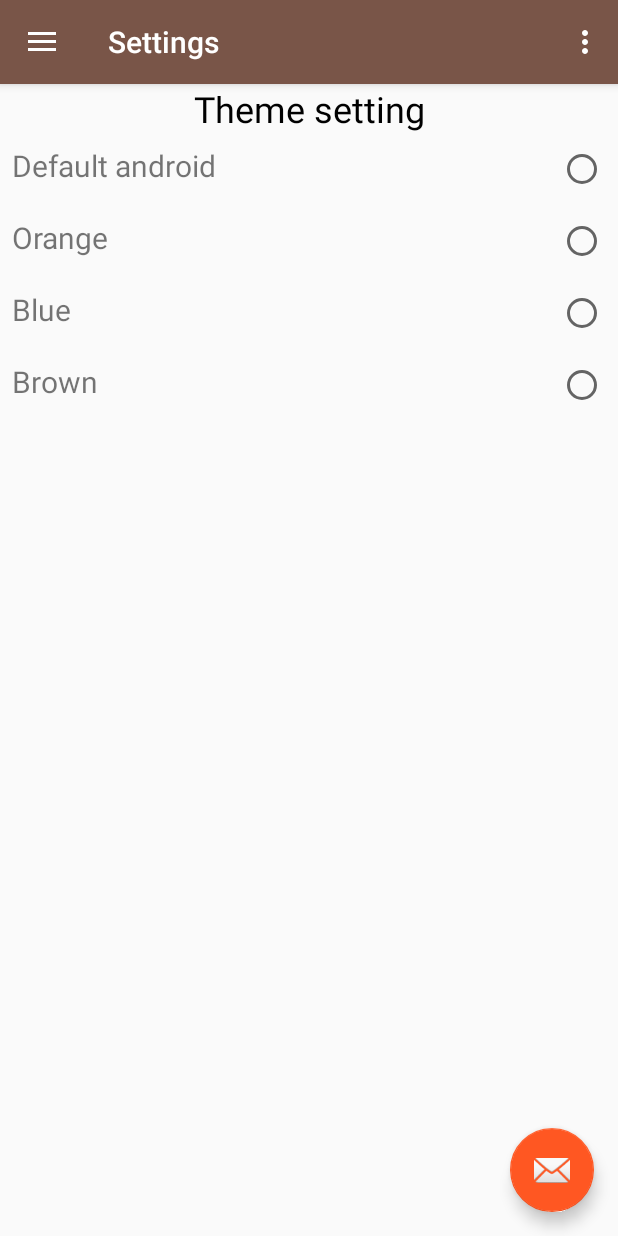
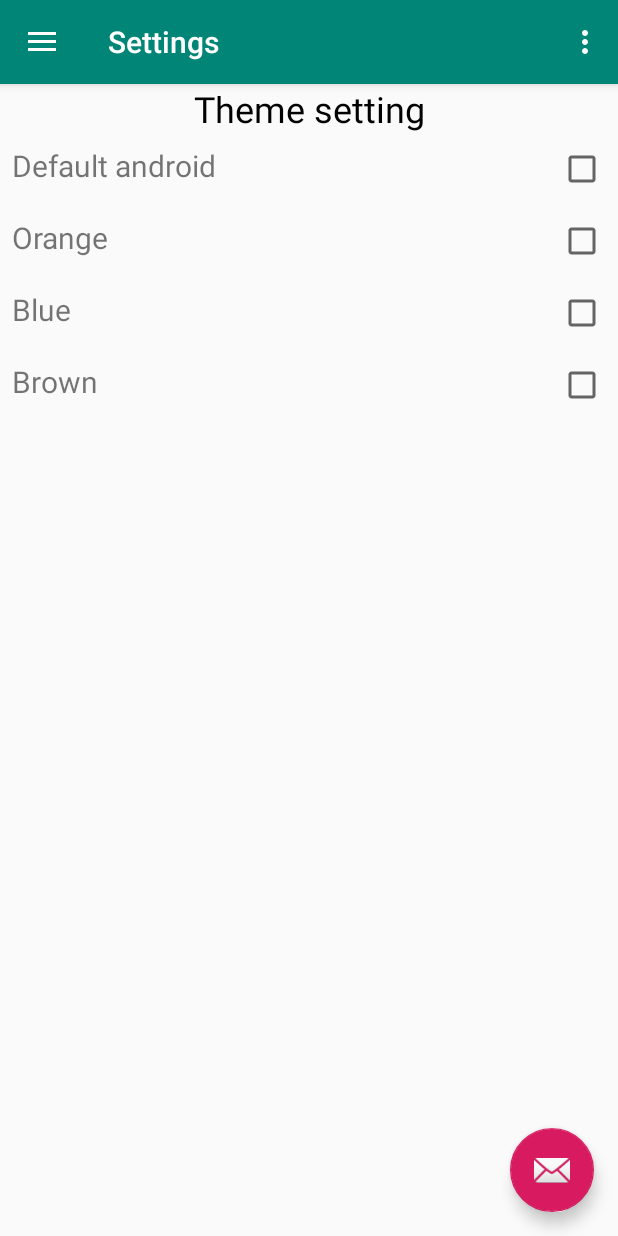
Before and after one commit to YashinSergey/Temporary_name, an Android app: the fragment SettingsFragment placed in its activity, in the side drawer, after a tap on "Settings", on a phone screen of 412 x 824 dp. Run offline under Robolectric (Android 15) with nearby library versions, the phone set to English and light mode, and no system bars; pictures from the network do not load.

Commit message:
added theme save with shared preferences

```diff
--- a/app/src/main/java/com/example/temporaryname/ui/MainActivity.java
+++ b/app/src/main/java/com/example/temporaryname/ui/MainActivity.java
@@ -1,5 +1,7 @@
 package com.example.temporaryname.ui;
 
+import android.annotation.SuppressLint;
+import android.content.SharedPreferences;
 import android.os.Bundle;
 import android.view.Menu;
 import android.view.MenuItem;
@@ -30,6 +32,8 @@ import java.util.Objects;
 
 public class MainActivity extends AppCompatActivity implements NavigationView.OnNavigationItemSelectedListener {
 
+    public static final String THEME = "THEME";
+
     private Toolbar toolbar;
     private FloatingActionButton fab;
     private DrawerLayout drawerLayout;
@@ -42,17 +46,24 @@ public class MainActivity extends AppCompatActivity implements NavigationView.On
     private RecyclerFragment recyclerFragment;
     private GalleryFragment galleryFragment;
     private SettingsFragment settingsFragment;
+    private SharedPreferences sPref;
 
     @Override
     protected void onCreate(Bundle savedInstanceState) {
         super.onCreate(savedInstanceState);
-
+        setAppTheme();
         setContentView(R.layout.activity_main);
         initToolbar();
         initNavigationDrawer();
         initFab();
         initFragments(savedInstanceState);
     }
+
+    public void setAppTheme() {
+        sPref = getPreferences(MODE_PRIVATE);
+        setTheme(sPref.getInt(THEME, -1));
+    }
+
 
     private void initNavigationDrawer() {
         drawerLayout = findViewById(R.id.drawer_layout);
@@ -81,7 +92,7 @@ public class MainActivity extends AppCompatActivity implements NavigationView.On
         setSupportActionBar(toolbar);
         CollapsingToolbarLayout collapsingToolbarLayout = findViewById(R.id.collapsingToolbarLayout);
         collapsingToolbarLayout.setTitleEnabled(false);
-        Objects.requireNonNull(getSupportActionBar()).setTitle("Muscle cars");
+        Objects.requireNonNull(getSupportActionBar()).setTitle("");
     }
 
     private void initFab() {
--- a/app/src/main/java/com/example/temporaryname/ui/fragments/SettingsFragment.java
+++ b/app/src/main/java/com/example/temporaryname/ui/fragments/SettingsFragment.java
@@ -1,21 +1,38 @@
 package com.example.temporaryname.ui.fragments;
 
+import android.app.Activity;
+import android.content.Context;
+import android.content.SharedPreferences;
 import android.os.Bundle;
 import android.view.LayoutInflater;
 import android.view.View;
 import android.view.ViewGroup;
+import android.widget.CheckBox;
+import android.widget.RadioButton;
+import android.widget.TextView;
 
 import androidx.annotation.NonNull;
 import androidx.annotation.Nullable;
 import androidx.fragment.app.Fragment;
 
 import com.example.temporaryname.R;
+import com.example.temporaryname.ui.MainActivity;
 
-public class SettingsFragment extends Fragment {
+import java.util.Objects;
+
+public class SettingsFragment extends Fragment implements View.OnClickListener {
+
+    private CheckBox cbDefault;
+    private CheckBox cbOrange;
+    private CheckBox cbBlue;
+    private CheckBox cbBrown;
+    private Activity activity;
+    private SharedPreferences sPref;
 
     @Nullable
     @Override
     public View onCreateView(@NonNull LayoutInflater inflater, @Nullable ViewGroup container, @Nullable Bundle savedInstanceState) {
+        activity = (MainActivity)getActivity();
         return inflater.inflate(R.layout.fragment_settings, container, false);
     }
 
@@ -23,5 +40,49 @@ public class SettingsFragment extends Fragment {
     public void onViewCreated(@NonNull View view, @Nullable Bundle savedInstanceState) {
         super.onViewCreated(view, savedInstanceState);
 
+        initViews(view);
+
+        setOnClickListeners();
+
+    }
+
+    private void setOnClickListeners() {
+        cbDefault.setOnClickListener(this);
+        cbOrange.setOnClickListener(this);
+        cbBlue.setOnClickListener(this);
+        cbBrown.setOnClickListener(this);
+    }
+
+    private void initViews(@NonNull View view) {
+        cbDefault = view.findViewById(R.id.cb_default);
+        cbOrange = view.findViewById(R.id.cb_orange);
+        cbBlue = view.findViewById(R.id.cb_blue);
+        cbBrown = view.findViewById(R.id.cb_brown);
+    }
+
+    @Override
+    public void onClick(View v) {
+        sPref = Objects.requireNonNull(getActivity()).getPreferences(Context.MODE_PRIVATE);
+        SharedPreferences.Editor editor = sPref.edit();
+        int themeNum = -1;
+        int id = v.getId();
+        switch (id) {
+            case R.id.cb_default:
+                themeNum = R.style.DefaultAppTheme_NoActionBar;
+                break;
+            case R.id.cb_orange:
+                themeNum = R.style.OrangeTheme_NoActionBar;
+                break;
+            case R.id.cb_blue:
+                themeNum = R.style.BlueTheme_NoActionBar;
+                break;
+            case R.id.cb_brown:
+            case -1:
+                themeNum = R.style.BrownTheme_NoActionBar;
+                break;
+        }
+        editor.putInt(MainActivity.THEME, themeNum);
+        editor.apply();
+        activity.recreate();
     }
 }
--- a/app/src/main/res/layout/fragment_settings.xml
+++ b/app/src/main/res/layout/fragment_settings.xml
@@ -1,7 +1,6 @@
 <?xml version="1.0" encoding="utf-8"?>
 <LinearLayout
     xmlns:android="http://schemas.android.com/apk/res/android"
-    xmlns:tools="http://schemas.android.com/tools"
     android:orientation="vertical"
     android:layout_width="match_parent"
     android:layout_height="match_parent">
@@ -23,8 +22,8 @@
                 android:text="@string/default_android"
                 style="@style/text_view_theme" />
 
-            <RadioButton
-                android:id="@+id/rb_default"
+            <CheckBox
+                android:id="@+id/cb_default"
                 android:layout_width="wrap_content"
                 android:layout_height="wrap_content"
                 android:layout_alignParentEnd="true"/>
@@ -40,8 +39,8 @@
                 style="@style/text_view_theme"
                 android:text="@string/orange" />
 
-            <RadioButton
-                android:id="@+id/rb_orange"
+            <CheckBox
+                android:id="@+id/cb_orange"
                 android:layout_width="wrap_content"
                 android:layout_height="wrap_content"
                 android:layout_alignParentEnd="true"/>
@@ -57,8 +56,8 @@
                 style="@style/text_view_theme"
                 android:text="@string/blue" />
 
-            <RadioButton
-                android:id="@+id/rb_blue"
+            <CheckBox
+                android:id="@+id/cb_blue"
                 android:layout_width="wrap_content"
                 android:layout_height="wrap_content"
                 android:layout_alignParentEnd="true"/>
@@ -74,8 +73,8 @@
                 style="@style/text_view_theme"
                 android:text="@string/brown" />
 
-            <RadioButton
-                android:id="@+id/rb_brown"
+            <CheckBox
+                android:id="@+id/cb_brown"
                 android:layout_width="wrap_content"
                 android:layout_height="wrap_content"
                 android:layout_alignParentEnd="true"/>
```
